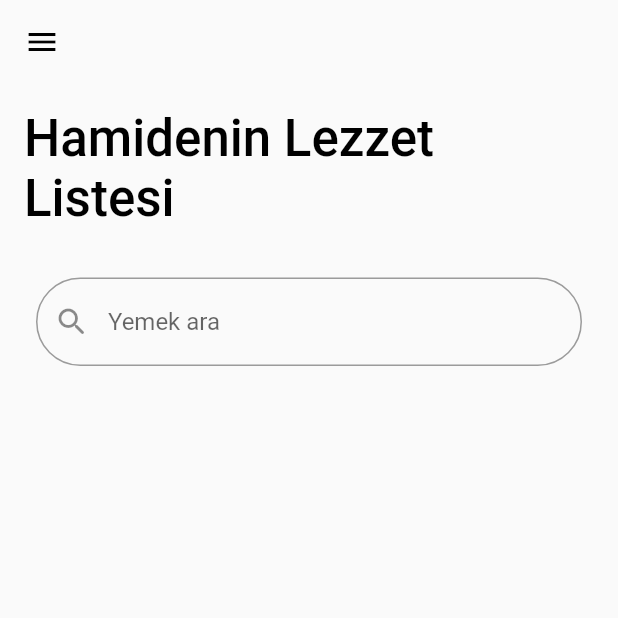
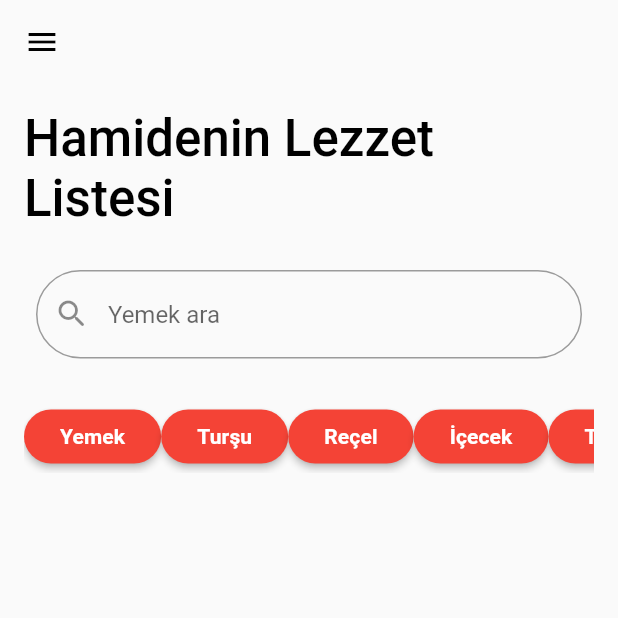
Before and after one commit to OzcanFatihCan/AfiyetListesi, a Flutter app: the screen it shows after launch, on a phone screen of 412 x 824 dp, the top half of it. Run offline on Flutter 3.47's test engine with Material 2 defaults, Android fonts, the phone set to English and light mode, and no system bars.

Commit message:
food page update

```diff
--- a/lib/view/Food/page/foods_page.dart
+++ b/lib/view/Food/page/foods_page.dart
@@ -2,8 +2,11 @@ import 'package:flutter/material.dart';
 
 class FoodsPageView extends StatelessWidget {
   const FoodsPageView({super.key});
-  final double spaceObjects = 25;
-  final String textHint = "Yemek ara";
+  final double spaceObjects = 20;
+  final String title = 'Yemek';
+  final String title2 = 'Turşu';
+  final String title3 = 'Reçel';
+  final String title4 = 'İçecek';
   @override
   Widget build(BuildContext context) {
     return Scaffold(
@@ -14,18 +17,25 @@ class FoodsPageView extends StatelessWidget {
           children: [
             const FoodPageHeadText(),
             SizedBox(height: spaceObjects),
-            Padding(
+            const Padding(
               padding: _FoodPagePaddings.pagePaddingx,
-              child: TextField(
-                decoration: InputDecoration(
-                  prefixIcon: const Icon(Icons.search_rounded),
-                  hintText: textHint,
-                  border: const OutlineInputBorder(
-                    borderRadius: BorderRadius.all(
-                      Radius.circular(30),
-                    ),
-                  ),
-                ),
+              child: FoodPageSearchBarWidget(),
+            ),
+            SizedBox(height: spaceObjects),
+            SingleChildScrollView(
+              scrollDirection: Axis.horizontal,
+              child: Row(
+                mainAxisAlignment: MainAxisAlignment.spaceBetween,
+                children: [
+                  FoodPageButton(title: title, onPressed: () {}),
+                  FoodPageButton(title: title2, onPressed: () {}),
+                  FoodPageButton(title: title3, onPressed: () {}),
+                  FoodPageButton(title: title4, onPressed: () {}),
+                  FoodPageButton(title: title2, onPressed: () {}),
+                  FoodPageButton(title: title3, onPressed: () {}),
+                  FoodPageButton(title: title4, onPressed: () {}),
+                  FoodPageButton(title: title, onPressed: () {}),
+                ],
               ),
             )
           ],
@@ -33,6 +43,28 @@ class FoodsPageView extends StatelessWidget {
       ),
       drawer: const Drawer(
         backgroundColor: Colors.black,
+      ),
+    );
+  }
+}
+
+class FoodPageSearchBarWidget extends StatelessWidget {
+  const FoodPageSearchBarWidget({
+    super.key,
+  });
+  final String textHint = "Yemek ara";
+
+  @override
+  Widget build(BuildContext context) {
+    return TextField(
+      decoration: InputDecoration(
+        prefixIcon: const Icon(Icons.search_rounded),
+        hintText: textHint,
+        border: const OutlineInputBorder(
+          borderRadius: BorderRadius.all(
+            Radius.circular(30),
+          ),
+        ),
       ),
     );
   }
@@ -48,20 +80,51 @@ class FoodPageHeadText extends StatelessWidget
     return Text(
       headText,
       style: Theme.of(context).textTheme.headlineMedium?.copyWith(
-          color: _FoodPageColors.headColor, fontWeight: _FoodPageFont.headFont),
+            color: _FoodPageColors.headColor,
+            fontWeight: _FoodPageFont.headFont,
+          ),
     );
   }
 }
 
 mixin _FoodPageColors {
   static const Color headColor = Colors.black;
+  static const Color buttonColor = Colors.red;
+  static const Color buttonForeColor = Colors.white;
 }
 
-class _FoodPagePaddings {
-  static const pagePaddingx = EdgeInsets.all(8.0);
-  static const pagePadding2x = EdgeInsets.all(16.0);
+mixin _FoodPagePaddings {
+  static const EdgeInsets pagePaddingx = EdgeInsets.all(8.0);
+  static const EdgeInsets pagePadding2x = EdgeInsets.all(16.0);
 }
 
 mixin _FoodPageFont {
   static const headFont = FontWeight.w500;
 }
+
+class FoodPageButton extends StatelessWidget
+    with _FoodPageColors, _FoodPagePaddings {
+  FoodPageButton({Key? key, required this.title, required this.onPressed})
+      : super(key: key);
+  final String title;
+  final void Function() onPressed;
+  @override
+  Widget build(BuildContext context) {
+    return ElevatedButton(
+      style: ElevatedButton.styleFrom(
+        shape: const StadiumBorder(),
+        backgroundColor: _FoodPageColors.buttonColor,
+      ),
+      onPressed: onPressed,
+      child: Padding(
+        padding: _FoodPagePaddings.pagePaddingx,
+        child: Text(
+          title,
+          style: Theme.of(context).textTheme.titleSmall?.copyWith(
+              color: _FoodPageColors.buttonForeColor,
+              fontWeight: FontWeight.bold),
+        ),
+      ),
+    );
+  }
+}
```
